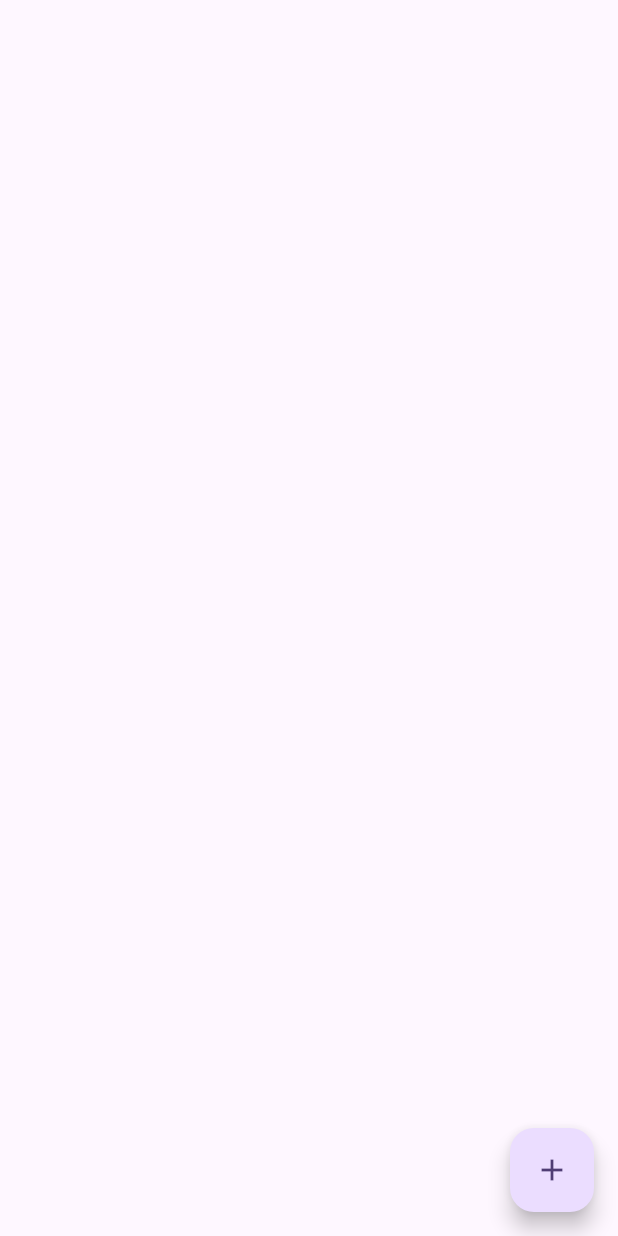
After one commit to rafiullahkhaleel/Riverpod, a Flutter app: the screen it shows after launch, after a tap on the "add" icon, after a tap on the "edit" icon, after a tap on the "delete" icon, on a phone screen of 412 x 824 dp. The commit adds this screen. Run offline on Flutter 3.47's test engine with Material 3 defaults, Android fonts, the phone set to English and light mode, and no system bars; our stand-ins replace flutter_riverpod.

Commit message:
add todo app with riverpod

```diff
--- a/lib/main.dart
+++ b/lib/main.dart
@@ -1,6 +1,7 @@
 import 'package:flutter/material.dart';
 import 'package:flutter_riverpod/flutter_riverpod.dart';
 import 'package:riverpod_project/state_notifier/search_screen.dart';
+import 'package:riverpod_project/todo_app/item_screen.dart';
 
 void main() {
   runApp(const MyApp());
@@ -17,7 +18,7 @@ class MyApp extends StatelessWidget {
         theme: ThemeData(
           colorScheme: ColorScheme.fromSeed(seedColor: Colors.deepPurple),
         ),
-        home: const SearchScreen(),
+        home: const ItemScreen(),
       ),
     );
   }
--- /dev/null
+++ b/lib/todo_app/item_model.dart
@@ -0,0 +1,7 @@
+class ItemModel {
+   String name;
+   String data;
+  final String id;
+
+  ItemModel({required this.name, required this.data, required this.id});
+}
--- /dev/null
+++ b/lib/todo_app/item_provider.dart
@@ -0,0 +1,36 @@
+import 'package:flutter_riverpod/flutter_riverpod.dart';
+import 'package:riverpod_project/todo_app/item_model.dart';
+
+final itemProvider = StateNotifierProvider<ItemNotifier, List<ItemModel>>((
+  ref,
+) {
+  return ItemNotifier();
+});
+
+class ItemNotifier extends StateNotifier<List<ItemModel>> {
+  ItemNotifier() : super([]);
+
+  void addItem(String name, String data) {
+    final item = ItemModel(
+      name: name,
+      data: data,
+      id: DateTime.now().millisecond.toString(),
+    );
+    state.add(item);
+    state = state.toList();
+  }
+
+  void delete(String id) {
+    state.removeWhere((item) {
+      return item.id == id;
+    });
+    state = state.toList();
+  }
+
+  void update(String name, String data, String id) {
+    final targetIndex = state.indexWhere((items) => items.id == id);
+    state[targetIndex].name = name;
+    state[targetIndex].data = data;
+    state = state.toList();
+  }
+}
--- /dev/null
+++ b/lib/todo_app/item_screen.dart
@@ -0,0 +1,55 @@
+import 'package:flutter/material.dart';
+import 'package:flutter_riverpod/flutter_riverpod.dart';
+import 'package:riverpod_project/todo_app/item_provider.dart';
+
+class ItemScreen extends ConsumerWidget {
+  const ItemScreen({super.key});
+
+  @override
+  Widget build(BuildContext context, WidgetRef ref) {
+    print('build');
+    return Scaffold(
+      body: Consumer(
+        builder: (context, ref, child) {
+          print('build items');
+          final data = ref.watch(itemProvider);
+          return ListView.builder(
+            itemCount: data.length,
+            itemBuilder: (context, index) {
+              final items = data[index];
+              return ListTile(
+                title: Text(items.name),
+                subtitle: Text(items.data),
+                trailing: Row(mainAxisSize: MainAxisSize.min,
+                children: [
+                  InkWell(
+                      onTap: (){
+                        ref.read(itemProvider.notifier).update('Khan','5/5/2423',items.id);
+                      },
+                      child: Icon(Icons.edit)),
+                  InkWell(
+                      onTap: (){
+                        ref.read(itemProvider.notifier).delete(items.id);
+                      },
+                      child: Icon(Icons.delete)),
+                ],
+                ),
+              );
+            },
+          );
+        },
+      ),
+      floatingActionButton: Consumer(
+        builder: (context, ref, child) {
+          print('build floatButton');
+          return FloatingActionButton(
+            onPressed: () {
+              ref.read(itemProvider.notifier).addItem('Rafiullah', '1/2/2222');
+            },
+            child: Icon(Icons.add),
+          );
+        },
+      ),
+    );
+  }
+}
```
